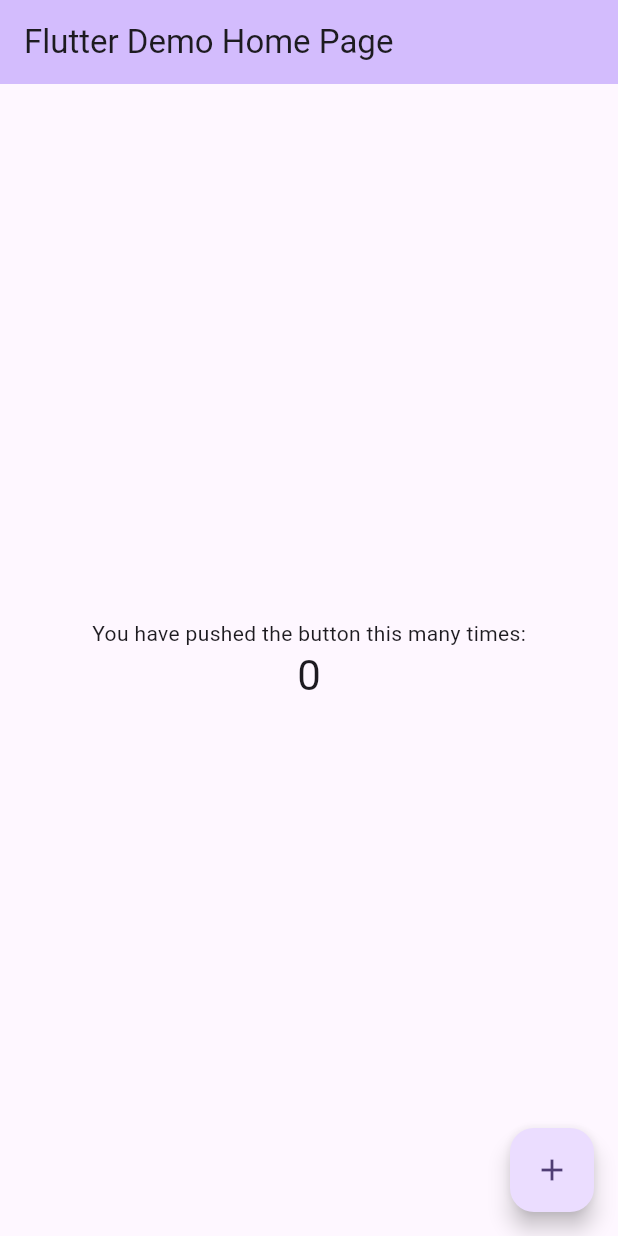
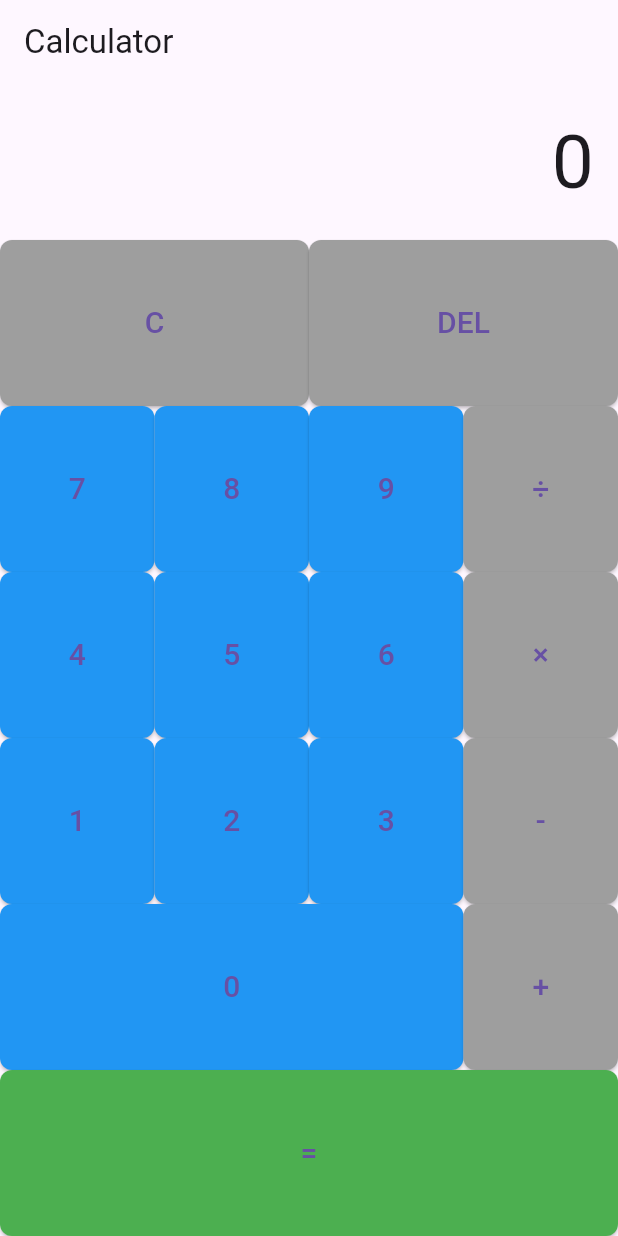
Before and after one commit to patsakornA/midterm_640710739, a Flutter app: the screen it shows after launch, on a phone screen of 412 x 824 dp. Run offline on Flutter 3.47's test engine with Material 3 defaults, Android fonts, the phone set to English and light mode, and no system bars.

Commit message:
Update main.dart

```diff
--- a/lib/main.dart
+++ b/lib/main.dart
@@ -1,125 +1,179 @@
 import 'package:flutter/material.dart';
 
 void main() {
-  runApp(const MyApp());
+  runApp(CalculatorApp());
 }
 
-class MyApp extends StatelessWidget {
-  const MyApp({super.key});
-
-  // This widget is the root of your application.
+class CalculatorApp extends StatelessWidget {
   @override
   Widget build(BuildContext context) {
     return MaterialApp(
-      title: 'Flutter Demo',
+      title: 'Calculator',
       theme: ThemeData(
-        // This is the theme of your application.
-        //
-        // TRY THIS: Try running your application with "flutter run". You'll see
-        // the application has a purple toolbar. Then, without quitting the app,
-        // try changing the seedColor in the colorScheme below to Colors.green
-        // and then invoke "hot reload" (save your changes or press the "hot
-        // reload" button in a Flutter-supported IDE, or press "r" if you used
-        // the command line to start the app).
-        //
-        // Notice that the counter didn't reset back to zero; the application
-        // state is not lost during the reload. To reset the state, use hot
-        // restart instead.
-        //
-        // This works for code too, not just values: Most code changes can be
-        // tested with just a hot reload.
-        colorScheme: ColorScheme.fromSeed(seedColor: Colors.deepPurple),
-        useMaterial3: true,
+        primarySwatch: Colors.blue,
       ),
-      home: const MyHomePage(title: 'Flutter Demo Home Page'),
+      home: CalculatorScreen(),
     );
   }
 }
 
-class MyHomePage extends StatefulWidget {
-  const MyHomePage({super.key, required this.title});
+class CalculatorScreen extends StatefulWidget {
+  @override
+  _CalculatorScreenState createState() => _CalculatorScreenState();
+}
 
-  // This widget is the home page of your application. It is stateful, meaning
-  // that it has a State object (defined below) that contains fields that affect
-  // how it looks.
-
-  // This class is the configuration for the state. It holds the values (in this
-  // case the title) provided by the parent (in this case the App widget) and
-  // used by the build method of the State. Fields in a Widget subclass are
-  // always marked "final".
-
-  final String title;
+class _CalculatorScreenState extends State<CalculatorScreen> {
+  String _input = "0";
+  double _result = 0.0;
 
   @override
-  State<MyHomePage> createState() => _MyHomePageState();
-}
+  Widget build(BuildContext context) {
+    return Scaffold(
+      appBar: AppBar(
+        title: Text('Calculator'),
+      ),
+      body: Column(
+        mainAxisAlignment: MainAxisAlignment.end,
+        children: [
+          Align(
+            alignment: Alignment.topRight,
+            child: Padding(
+              padding: const EdgeInsets.all(16.0),
+              child: Text(
+                _input,
+                style: TextStyle(fontSize: 50.0),
+              ),
+            ),
+          ),
+          Expanded(
+            child: LayoutBuilder(
+              builder: (context, constraints) {
+                return Column(
+                  mainAxisAlignment: MainAxisAlignment.spaceEvenly,
+                  crossAxisAlignment: CrossAxisAlignment.stretch,
+                  children: [
+                    Row(
+                      children: [
+                        buildButton('C', constraints),
+                        buildButton('DEL', constraints),
+                      ],
+                    ),
+                    Row(
+                      children: [
+                        buildButton('7', constraints),
+                        buildButton('8', constraints),
+                        buildButton('9', constraints),
+                        buildButton('÷', constraints),
+                      ],
+                    ),
+                    Row(
+                      children: [
+                        buildButton('4', constraints),
+                        buildButton('5', constraints),
+                        buildButton('6', constraints),
+                        buildButton('×', constraints),
+                      ],
+                    ),
+                    Row(
+                      children: [
+                        buildButton('1', constraints),
+                        buildButton('2', constraints),
+                        buildButton('3', constraints),
+                        buildButton('-', constraints),
+                      ],
+                    ),
+                    Row(
+                      children: [
+                        buildButton('0', constraints, flex: 3),
+                        buildButton('+', constraints),
+                      ],
+                    ),
+                    Row(
+                      children: [
+                        buildButton('=', constraints),
+                      ],
+                    ),
+                  ],
+                );
+              },
+            ),
+          ),
+        ],
+      ),
+    );
+  }
 
-class _MyHomePageState extends State<MyHomePage> {
-  int _counter = 0;
+  Widget buildButton(String buttonText, BoxConstraints constraints,
+      {int flex = 1}) {
+    Color buttonColor;
 
-  void _incrementCounter() {
+    // Set button color based on the type of button
+    if (buttonText == 'C' ||
+        buttonText == 'DEL' ||
+        buttonText == '÷' ||
+        buttonText == '×' ||
+        buttonText == '-' ||
+        buttonText == '+') {
+      buttonColor = Colors.grey;
+    } else if (buttonText == '=') {
+      buttonColor = Colors.green;
+    } else {
+      buttonColor = Colors.blue;
+    }
+
+    return Expanded(
+      flex: flex,
+      child: ElevatedButton(
+        onPressed: () {
+          if (buttonText == 'C') {
+            clearInput();
+          } else if (buttonText == 'DEL') {
+            deleteLastCharacter();
+          } else {
+            handleButtonPress(buttonText);
+          }
+        },
+        style: ElevatedButton.styleFrom(
+          primary: buttonColor,
+          shape: RoundedRectangleBorder(
+            borderRadius: BorderRadius.circular(8.0),
+          ),
+          minimumSize:
+              Size(constraints.maxWidth / 4, constraints.maxHeight / 6),
+        ),
+        child: Text(
+          buttonText,
+          style: TextStyle(fontSize: 20.0),
+        ),
+      ),
+    );
+  }
+
+  void deleteLastCharacter() {
     setState(() {
-      // This call to setState tells the Flutter framework that something has
-      // changed in this State, which causes it to rerun the build method below
-      // so that the display can reflect the updated values. If we changed
-      // _counter without calling setState(), then the build method would not be
-      // called again, and so nothing would appear to happen.
-      _counter++;
+      if (_input.isNotEmpty) {
+        _input = _input.substring(0, _input.length - 1);
+      }
     });
   }
 
-  @override
-  Widget build(BuildContext context) {
-    // This method is rerun every time setState is called, for instance as done
-    // by the _incrementCounter method above.
-    //
-    // The Flutter framework has been optimized to make rerunning build methods
-    // fast, so that you can just rebuild anything that needs updating rather
-    // than having to individually change instances of widgets.
-    return Scaffold(
-      appBar: AppBar(
-        // TRY THIS: Try changing the color here to a specific color (to
-        // Colors.amber, perhaps?) and trigger a hot reload to see the AppBar
-        // change color while the other colors stay the same.
-        backgroundColor: Theme.of(context).colorScheme.inversePrimary,
-        // Here we take the value from the MyHomePage object that was created by
-        // the App.build method, and use it to set our appbar title.
-        title: Text(widget.title),
-      ),
-      body: Center(
-        // Center is a layout widget. It takes a single child and positions it
-        // in the middle of the parent.
-        child: Column(
-          // Column is also a layout widget. It takes a list of children and
-          // arranges them vertically. By default, it sizes itself to fit its
-          // children horizontally, and tries to be as tall as its parent.
-          //
-          // Column has various properties to control how it sizes itself and
-          // how it positions its children. Here we use mainAxisAlignment to
-          // center the children vertically; the main axis here is the vertical
-          // axis because Columns are vertical (the cross axis would be
-          // horizontal).
-          //
-          // TRY THIS: Invoke "debug painting" (choose the "Toggle Debug Paint"
-          // action in the IDE, or press "p" in the console), to see the
-          // wireframe for each widget.
-          mainAxisAlignment: MainAxisAlignment.center,
-          children: <Widget>[
-            const Text(
-              'You have pushed the button this many times:',
-            ),
-            Text(
-              '$_counter',
-              style: Theme.of(context).textTheme.headlineMedium,
-            ),
-          ],
-        ),
-      ),
-      floatingActionButton: FloatingActionButton(
-        onPressed: _incrementCounter,
-        tooltip: 'Increment',
-        child: const Icon(Icons.add),
-      ), // This trailing comma makes auto-formatting nicer for build methods.
-    );
+  void handleButtonPress(String buttonText) {
+    setState(() {
+      if (buttonText == '=') {
+        try {
+          _input = _result.toString();
+        } catch (e) {
+          _input = '';
+        }
+      } else {
+        _input += buttonText;
+      }
+    });
+  }
+
+  void clearInput() {
+    setState(() {
+      _input = "";
+    });
   }
 }
```
